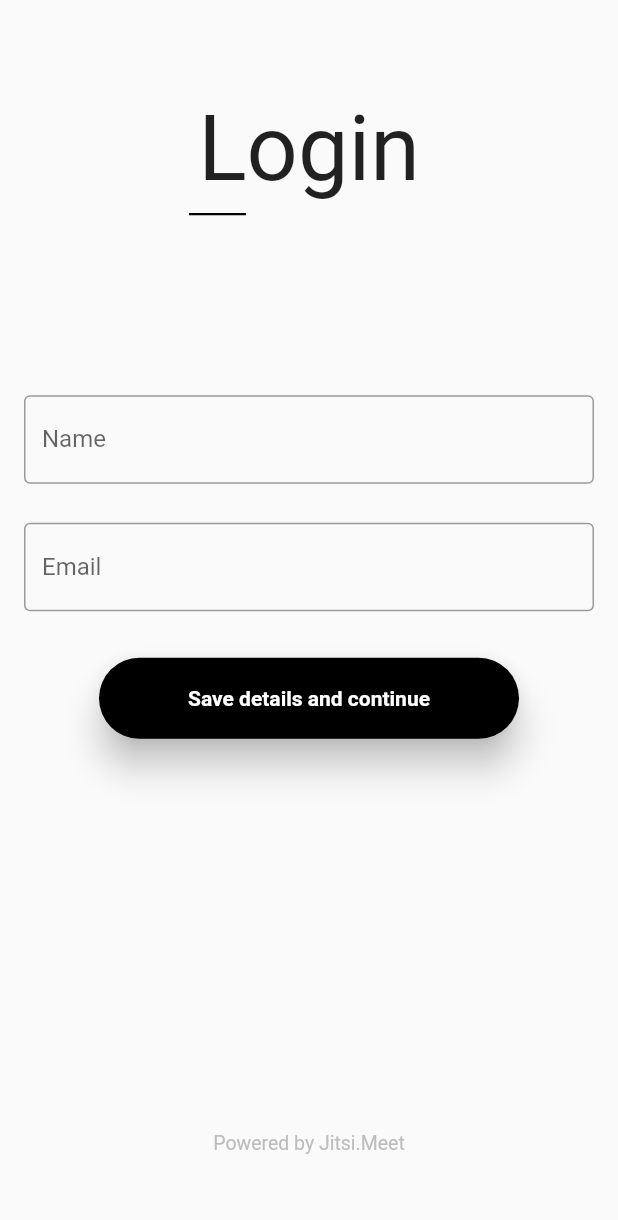
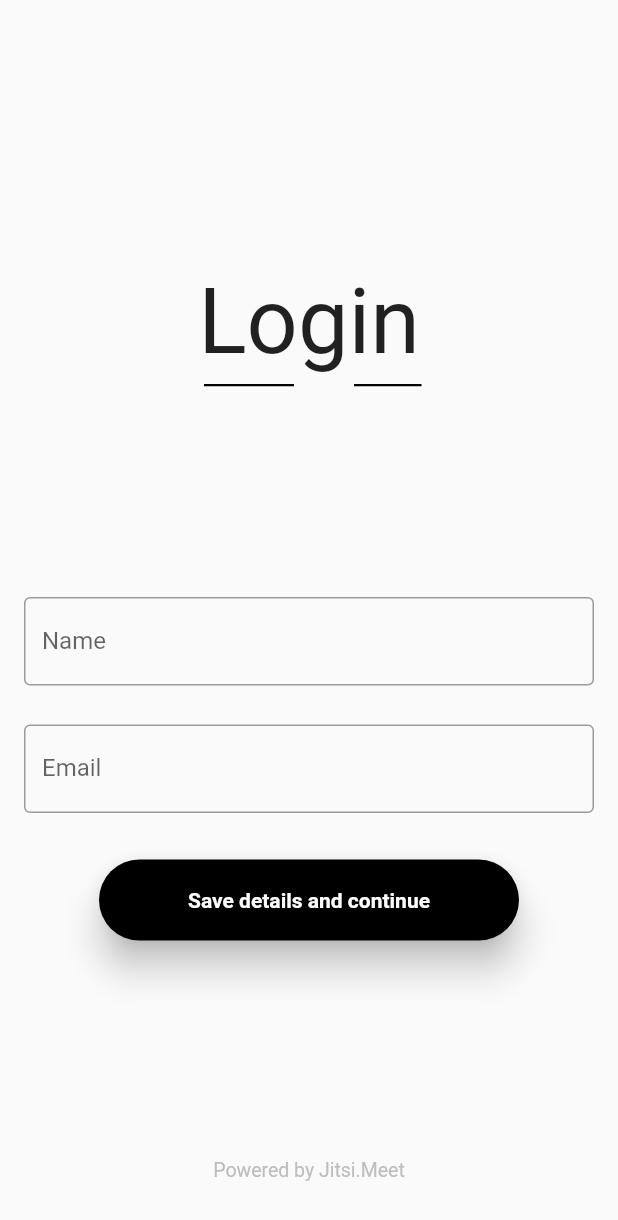
Before and after one commit to Destiny911gtr/flutter_video_call, a Flutter app: the screen it shows after launch, on a phone screen of 412 x 824 dp. Shown: the top 1220 px of the screen. Run offline on Flutter 3.47's test engine with Material 2 defaults, Android fonts, the phone set to English and light mode, and no system bars; our stand-ins replace lottie; missing offline and left inert: configurable_expansion_tile, jitsi_meet.

Commit message:
Make UI more useable on different screens

```diff
--- a/lib/Login.dart
+++ b/lib/Login.dart
@@ -13,7 +13,6 @@ class MyApp extends StatefulWidget {
 }
 
 class _MyAppState extends State<MyApp> {
-
   @override
   void initState() {
     super.initState();
@@ -29,7 +28,7 @@ class _MyAppState extends State<MyApp> {
   Widget build(BuildContext context) {
     return MaterialApp(
       home: FutureBuilder(
-        future: Future.delayed(const Duration(milliseconds: 2000), () {
+        future: Future.delayed(const Duration(milliseconds: 1000), () {
           debugPrint('Splash Delay');
           return true;
         }),
@@ -42,30 +41,58 @@ class _MyAppState extends State<MyApp> {
                   horizontal: 16.0,
                 ),
                 child: SingleChildScrollView(
+                  child: ConstrainedBox(
+                    constraints: BoxConstraints(
+                      minWidth: MediaQuery.of(context).size.width,
+                      minHeight: MediaQuery.of(context).size.height,
+                    ),
+                    child: IntrinsicHeight(
                       child: Column(
+                        mainAxisSize: MainAxisSize.max,
                         children: <Widget>[
-                      SizedBox(height: kToolbarHeight,),
+                          Expanded(
+                            flex: 5,
+                            child: Stack(
+                              alignment: Alignment.bottomCenter,
+                              children: <Widget>[
                                 Padding(
                                   padding: const EdgeInsets.all(8.0),
-                        child: Text('Login',
+                                  child: Text(
+                                    'Login',
                                     textAlign: TextAlign.center,
-                          style: TextStyle(fontSize: 60.0)
-                          ,)
+                                    style: TextStyle(fontSize: 60.0),
+                                  ),
                                 ),
                                 Padding(
-                        padding: const EdgeInsets.only(top: 0.0, left: 110.0),
+                                  padding: const EdgeInsets.only(top: 75.0, right: 80),
                                   child: Align(
-                          alignment: Alignment.centerLeft,
+                                    alignment: Alignment.bottomCenter,
                                     child: Container(
-                            width: 38.0,
+                                      width: 60.0,
                                       height: 1.5,
                                       color: Colors.black,
                                     ),
                                   ),
                                 ),
-                      SizedBox(
-                        height: 120.0,
+                                Padding(
+                                  padding: const EdgeInsets.only(top: 75.0, left: 105),
+                                  child: Align(
+                                    alignment: Alignment.bottomCenter,
+                                    child: Container(
+                                      width: 45.0,
+                                      height: 1.5,
+                                      color: Colors.black,
                                     ),
+                                  ),
+                                ),
+                              ],
+                            ),
+                          ),
+                          Expanded(
+                            flex: 10,
+                            child: Column(
+                              mainAxisAlignment: MainAxisAlignment.center,
+                              children: <Widget>[
                                     TextField(
                                       controller: nameText,
                                       decoration: InputDecoration(
@@ -73,7 +100,6 @@ class _MyAppState extends State<MyApp> {
                                         labelText: "Name",
                                         hintText: "Enter Your name",
                                       ),
-
                                     ),
                                     SizedBox(
                                       height: 26.0,
@@ -83,8 +109,7 @@ class _MyAppState extends State<MyApp> {
                                       decoration: InputDecoration(
                                           border: OutlineInputBorder(),
                                           labelText: "Email",
-                          hintText: "abc@xyz.com"
-                        ),
+                                          hintText: "abc@xyz.com"),
                                     ),
                                     SizedBox(
                                       height: 26.0,
@@ -93,35 +118,43 @@ class _MyAppState extends State<MyApp> {
                                       height: 64.0,
                                       width: double.maxFinite,
                                       child: Padding(
-                          padding: const EdgeInsets.only(left: 50, top: 5,bottom: 5,right: 50),
+                                        padding: const EdgeInsets.only(
+                                            left: 50, top: 5, bottom: 5, right: 50),
                                         child: RaisedButton(
                                           shape: RoundedRectangleBorder(
                                             borderRadius: BorderRadius.circular(50.0),
                                           ),
                                           onPressed: () {
-                              Navigator.push(context, MaterialPageRoute(builder: (context) => ServerSett()));
+                                            Navigator.push(
+                                                context,
+                                                MaterialPageRoute(
+                                                    builder: (context) => ServerSett()));
                                           },
                                           child: Text(
                                             "Save details and continue",
-                              style: TextStyle(color: Colors.white,fontWeight: FontWeight.bold),
+                                            style: TextStyle(
+                                                color: Colors.white,
+                                                fontWeight: FontWeight.bold),
                                           ),
                                           color: Colors.black,
                                           elevation: 10.0,
                                         ),
                                       ),
                                     ),
-                      SizedBox(
-                        height: 48.0,
+                              ],
                             ),
-                      Padding(padding: const EdgeInsets.all(13),),
-                    SizedBox(height: 183,),
-                    Text(
-                      'Powered by Jitsi.Meet',textAlign: TextAlign.center,
-                      style: TextStyle(
-                          fontSize: 13,
-                          color: Colors.grey[400]),
+                          ),
+                          Expanded(
+                            flex: 1,
+                            child: Text(
+                              'Powered by Jitsi.Meet',
+                              textAlign: TextAlign.center,
+                              style: TextStyle(fontSize: 13, color: Colors.grey[400]),
+                            ),
                           ),
                         ],
+                      ),
+                    ),
                   ),
                 ),
               ),
@@ -139,19 +172,23 @@ class _MyAppState extends State<MyApp> {
                     ),
                     SizedBox(height: 5),
                     Text(
-                      'Loading...',textAlign: TextAlign.center,
+                      'Loading...',
+                      textAlign: TextAlign.center,
                       style: TextStyle(
                           fontSize: 15,
                           fontWeight: FontWeight.w600,
                           color: Colors.grey),
                     ),
-                    Padding(padding: const EdgeInsets.all(13),),
-                    SizedBox(height: 278,),
+                    Padding(
+                      padding: const EdgeInsets.all(13),
+                    ),
+                    SizedBox(
+                      height: 278,
+                    ),
                     Text(
-                      'Powered by Jitsi.Meet',textAlign: TextAlign.center,
-                      style: TextStyle(
-                          fontSize: 13,
-                          color: Colors.grey[400]),
+                      'Powered by Jitsi.Meet',
+                      textAlign: TextAlign.center,
+                      style: TextStyle(fontSize: 13, color: Colors.grey[400]),
                     ),
                   ],
                 ),
--- a/pubspec.yaml
+++ b/pubspec.yaml
@@ -28,6 +28,7 @@ dependencies:
   lottie: ^0.4.0
   cloud_firestore: ^0.13.6
   firebase_auth: ^0.16.1
+  configurable_expansion_tile: ^1.0.0
 
 
   # The following adds the Cupertino Icons font to your application.
```
Also changed, not shown: lib/MeetingDetails.dart (+92 -40 lines), pubspec.lock, 1 other file. Lines whose indentation alone changed are shown as unchanged.
